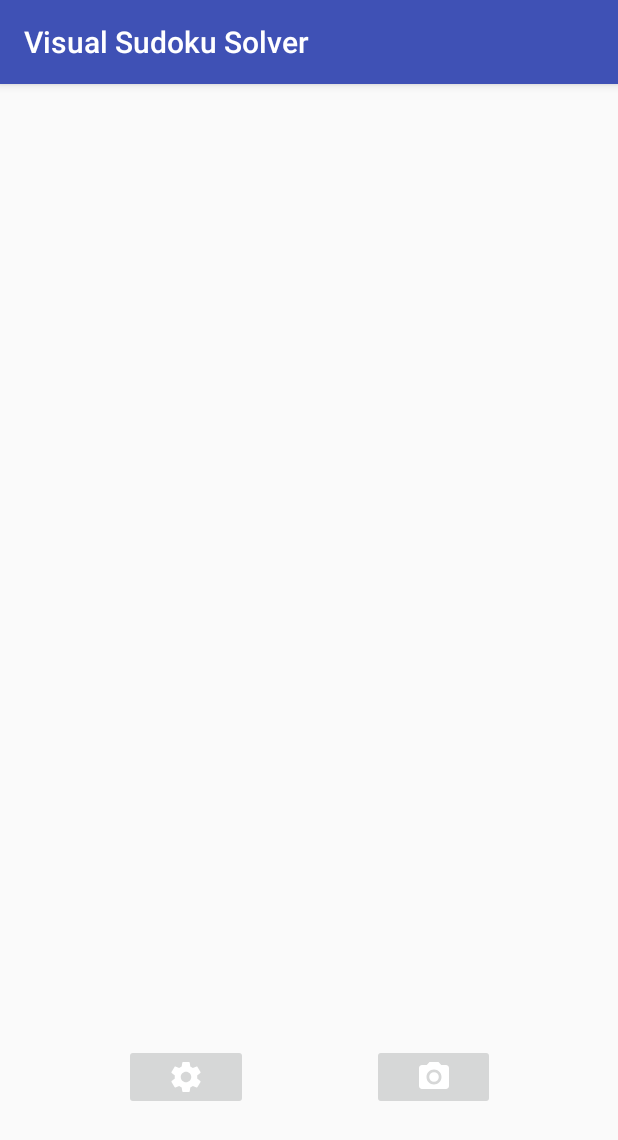
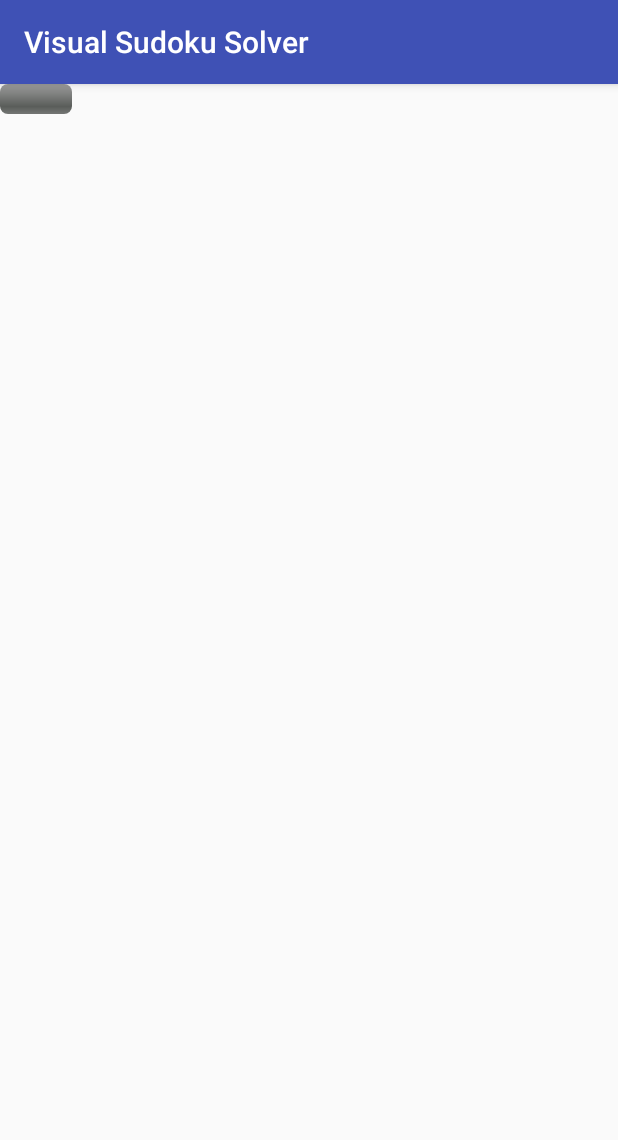
Before and after one commit to holgus103/VisualSudokuSolver, an Android app: the screen it shows after launch (MainActivity), on a phone screen of 412 x 824 dp. Shown: the top 1140 px of the screen. Run offline under Robolectric (Android 15) with nearby library versions, the phone set to English and light mode, and no system bars; libraries missing offline, so code that uses them is left out: com.j256.ormlite; 6 statements that could not run were skipped.

Commit message:
Added automatic model download on first startup

```diff
--- a/app/src/main/AndroidManifest.xml
+++ b/app/src/main/AndroidManifest.xml
@@ -7,7 +7,8 @@
         android:required="true" />
     <uses-permission android:name="android.permission.WRITE_EXTERNAL_STORAGE" />
     <uses-permission android:name="android.permission.READ_EXTERNAL_STORAGE" />
-
+    <uses-permission android:name="android.permission.WAKE_LOCK" />
+    <uses-permission android:name="android.permission.INTERNET" />
     <application
         android:allowBackup="true"
         android:icon="@mipmap/ic_launcher"
--- a/app/src/main/java/holgus103/visualsudokusolver/MainActivity.kt
+++ b/app/src/main/java/holgus103/visualsudokusolver/MainActivity.kt
@@ -17,6 +17,7 @@ import java.text.SimpleDateFormat
 import android.support.v4.content.FileProvider
 import android.util.Log
 import android.widget.Toast
+import holgus103.visualsudokusolver.threading.ModelLoader
 import holgus103.visualsudokusolver.threading.RecognitionRunner
 import java.net.URI
 import java.util.*
@@ -32,12 +33,30 @@ class MainActivity : SudokuBaseActivity() {
         }
     }
     var leftActivity: Boolean = false;
-    var imagePath: String? = null;
+
+    companion object {
+        var imagePath: String? = null;
+    }
+
     override fun onCreate(savedInstanceState: Bundle?) {
         super.onCreate(savedInstanceState)
         setContentView(R.layout.activity_main)
         this.leftActivity = false;
         this.setUpAdapter();
+
+        val storageDir = getExternalFilesDir(Environment.DIRECTORY_DOCUMENTS);
+        try {
+            val p = File(storageDir.absolutePath + '/' + MODEL_PATH);
+            if(!p.exists()){
+                setContentView(R.layout.model_download)
+                ModelLoader(this, findViewById(R.id.determinateBar))
+                        .execute(getString(R.string.model_url), p.absolutePath)
+            }
+
+        }
+        catch(ex: Exception){
+            Log.e("EXCEPTION", ex.message)
+        }
         // Example of a call to a native method
 //        sample_text.text = stringFromJNI()
     }
@@ -72,7 +91,7 @@ class MainActivity : SudokuBaseActivity() {
                     ".jpg", /* suffix */
                     storageDir      /* directory */
             )
-            this.imagePath = p.absolutePath;
+            imagePath = p.absolutePath;
             val uri =  Uri.fromFile(p);
             p.delete();
             return uri;
@@ -105,11 +124,23 @@ class MainActivity : SudokuBaseActivity() {
     override fun onActivityResult(requestCode: Int, resultCode: Int, data: Intent?) {
         super.onActivityResult(requestCode, resultCode, data)
         if (requestCode == REQUEST_IMAGE_CAPTURE && resultCode == RESULT_OK) {
-            setContentView(R.layout.loading)
-            this.leftActivity = false;
-            this.contentResolver.notifyChange(Uri.parse(this.imagePath), null);
-            RecognitionRunner().execute(this)
+            if(imagePath == null){
+                Log.e("ERROR", "imagePath is null!");
+            }
+            this.finalizeRecognition();
+
         }
     }
 
+    fun finalizeRecognition(){
+        setContentView(R.layout.loading)
+        this.leftActivity = false;
+        this.contentResolver.notifyChange(Uri.parse(imagePath), null);
+        RecognitionRunner().execute(this)
+    }
+
+    fun restoreInterface(){
+        setContentView(R.layout.activity_main);
+    }
+
 }
--- /dev/null
+++ b/app/src/main/java/holgus103/visualsudokusolver/threading/ModelLoader.kt
@@ -0,0 +1,112 @@
+package holgus103.visualsudokusolver.threading
+
+import android.app.Activity
+import android.content.Context
+import android.os.AsyncTask
+import android.os.PowerManager
+import android.util.Log
+import android.widget.ProgressBar
+import android.widget.Toast
+import holgus103.visualsudokusolver.MainActivity
+import holgus103.visualsudokusolver.R
+import java.io.FileOutputStream
+import java.io.IOException
+import java.io.InputStream
+import java.io.OutputStream
+import java.net.HttpURLConnection
+import java.net.URL
+
+
+class ModelLoader(ctx: MainActivity, bar: ProgressBar) : AsyncTask<String, Int, Boolean>() {
+
+    private val ctx = ctx
+    private val bar = bar
+
+    override fun doInBackground(vararg params: String): Boolean {
+        var input: InputStream? = null
+        var output: OutputStream? = null
+        var connection: HttpURLConnection? = null
+        try {
+            val url = URL(params[0])
+            connection = url.openConnection() as HttpURLConnection
+            connection!!.connect()
+
+            // expect HTTP 200 OK, so we don't mistakenly save error report
+            // instead of the file
+            if (connection!!.getResponseCode() !== HttpURLConnection.HTTP_OK) {
+                Log.d("ERROR", "Server returned HTTP " + connection!!.getResponseCode()
+                        + " " + connection!!.getResponseMessage())
+            }
+
+            // this will be useful to display download percentage
+            // might be -1: server did not report the length
+            val fileLength = connection!!.getContentLength()
+
+            // download the file
+            input = connection!!.getInputStream()
+            output = FileOutputStream(params[1])
+
+            val data = ByteArray(4096)
+            var total: Long = 0
+            var count: Int
+            count = input!!.read(data)
+
+            while (count  != -1) {
+                // allow canceling with back button
+                if (isCancelled) {
+                    input!!.close()
+                    return false;
+                }
+                total += count.toLong()
+                // publishing the progress....
+                if (fileLength > 0)
+                // only if total length is known
+                    publishProgress((total * 100 / fileLength) as Int)
+                output!!.write(data, 0, count)
+                count = input!!.read(data)
+            }
+        } catch (e: Exception) {
+            Log.e("EXCEPTION", e.message)
+            return false
+        } finally {
+            try {
+                if (output != null)
+                    output!!.close()
+                if (input != null)
+                    input!!.close()
+            } catch (ignored: IOException) {
+            }
+
+            if (connection != null)
+                connection!!.disconnect()
+        }
+        return true;
+    }
+
+    private lateinit var mWakeLock: PowerManager.WakeLock;
+
+    override fun onPreExecute() {
+        super.onPreExecute()
+        // take CPU lock to prevent CPU from going off if the user
+        // presses the power button during download
+        val pm = this.ctx.getSystemService(Context.POWER_SERVICE) as PowerManager
+        this.mWakeLock = pm.newWakeLock(PowerManager.PARTIAL_WAKE_LOCK, javaClass.name)
+        mWakeLock.acquire()
+    }
+
+    protected override fun onProgressUpdate(vararg values: Int?) {
+        super.onProgressUpdate(values[0])
+        // if we get here, length is known, now set indeterminate to false
+        bar.isIndeterminate = false
+        bar.max = 100
+        val p = values[0] ?: return;
+        bar.progress = p;
+    }
+
+    protected fun onPostExecute(result: String?) {
+        mWakeLock.release()
+        ctx.restoreInterface();
+    }
+
+
+}
--- /dev/null
+++ b/app/src/main/res/layout/model_download.xml
@@ -0,0 +1,15 @@
+<?xml version="1.0" encoding="utf-8"?>
+<android.support.constraint.ConstraintLayout
+    xmlns:android="http://schemas.android.com/apk/res/android" android:layout_width="match_parent"
+    android:layout_gravity="center"
+    android:layout_height="match_parent">
+    <ProgressBar
+        android:layout_centerHorizontal="true"
+        android:layout_centerVertical="true"
+        android:layout_centerInParent="true"
+        android:id="@+id/determinateBar"
+        style="@android:style/Widget.ProgressBar.Horizontal"
+        android:layout_width="wrap_content"
+        android:layout_height="wrap_content"
+        android:progress="0"/>
+</android.support.constraint.ConstraintLayout>
--- a/app/src/main/res/values/strings.xml
+++ b/app/src/main/res/values/strings.xml
@@ -14,4 +14,5 @@
     <string name="msg_export_successful">Exported successfully!</string>
     <string name="entry_id">ENTRY_ID</string>
     <string name="grid_error_msg">Something seems to be wrong! Please review the puzzle</string>
+    <string name="model_url">https://raw.githubusercontent.com/holgus103/VisualSudokuSolver/master/models/knn.xml</string>
 </resources>
```
Also changed, not shown: app/src/main/java/holgus103/visualsudokusolver/SudokuBaseActivity.kt (+1 -7 lines), app/src/main/java/holgus103/visualsudokusolver/threading/RecognitionRunner.kt (+7 -3 lines), 3 other files.
